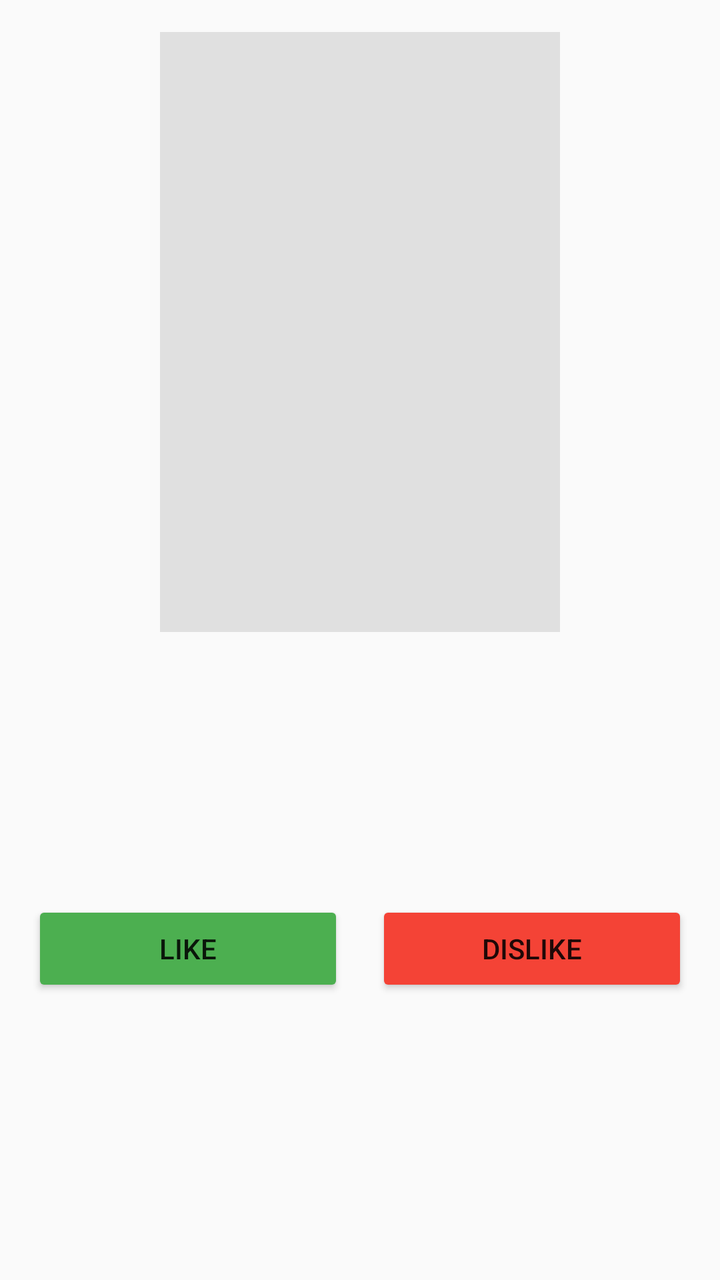
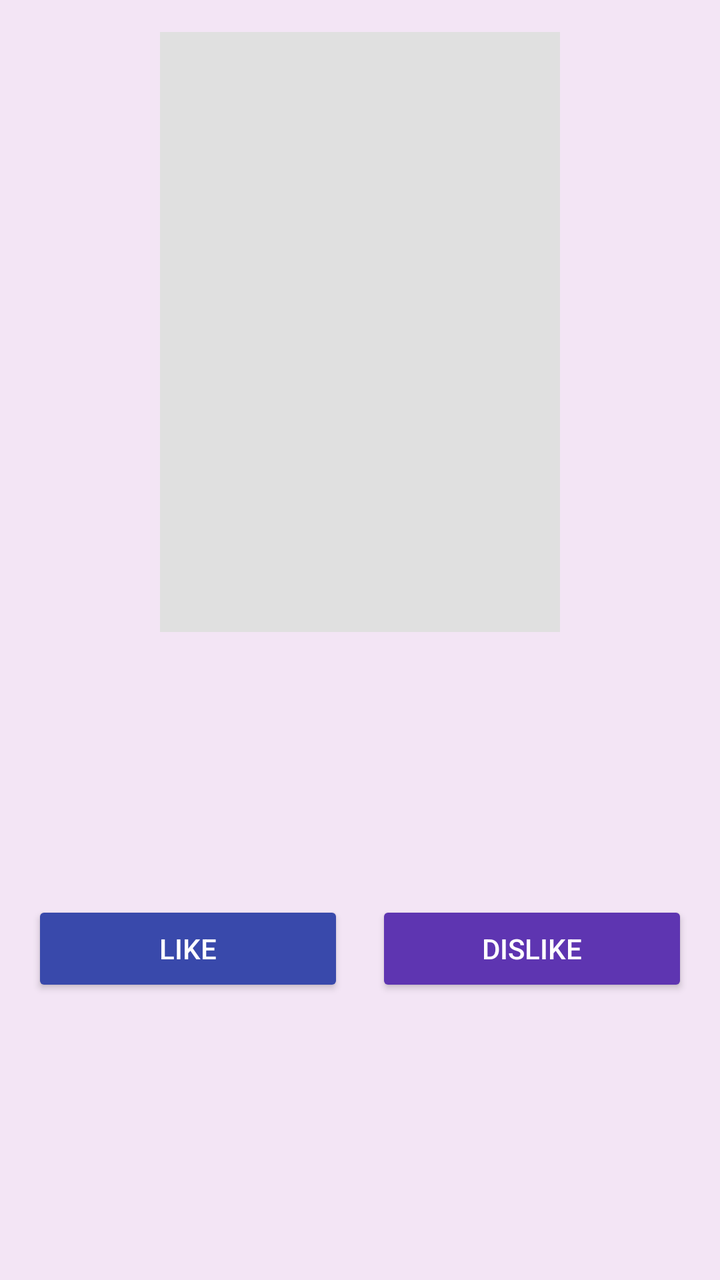

Before-and-after screenshots of an Android layout around one commit, followed by the original layout XML and the change that was made.
<!-- AndroidManifest.xml: application theme Theme.AppCompat.Light.NoActionBar -->
<!-- res/layout/activity_book_detail.xml -->
<?xml version="1.0" encoding="utf-8"?>
<ScrollView xmlns:android="http://schemas.android.com/apk/res/android"
    xmlns:app="http://schemas.android.com/apk/res-auto"
    android:layout_width="match_parent"
    android:layout_height="match_parent">

    <LinearLayout
        android:layout_width="match_parent"
        android:layout_height="wrap_content"
        android:orientation="vertical"
        android:padding="16dp">

        <ImageView
            android:id="@+id/ivBookCover"
            android:layout_width="200dp"
            android:layout_height="300dp"
            android:layout_gravity="center"
            android:scaleType="centerCrop"
            android:background="#E0E0E0" />

        <TextView
            android:id="@+id/tvBookTitle"
            android:layout_width="match_parent"
            android:layout_height="wrap_content"
            android:textSize="24sp"
            android:textStyle="bold"
            android:layout_marginTop="16dp"
            android:gravity="center" />

        <TextView
            android:id="@+id/tvBookAuthor"
            android:layout_width="match_parent"
            android:layout_height="wrap_content"
            android:textSize="16sp"
            android:textColor="#666666"
            android:layout_marginTop="8dp"
            android:gravity="center" />

        <TextView
            android:id="@+id/tvBookRating"
            android:layout_width="match_parent"
            android:layout_height="wrap_content"
            android:textSize="18sp"
            android:textColor="#FF9800"
            android:layout_marginTop="8dp"
            android:gravity="center" />

        <LinearLayout
            android:layout_width="match_parent"
            android:layout_height="wrap_content"
            android:orientation="horizontal"
            android:gravity="center"
            android:layout_marginTop="24dp">

            <Button
                android:id="@+id/btnLike"
                android:layout_width="0dp"
                android:layout_height="wrap_content"
                android:layout_weight="1"
                android:text="Like"
                android:layout_marginEnd="8dp"
                android:backgroundTint="#4CAF50" />

            <Button
                android:id="@+id/btnDislike"
                android:layout_width="0dp"
                android:layout_height="wrap_content"
                android:layout_weight="1"
                android:text="Dislike"
                android:layout_marginStart="8dp"
                android:backgroundTint="#F44336" />

        </LinearLayout>

        <TextView
            android:id="@+id/tvFeedbackMessage"
            android:layout_width="match_parent"
            android:layout_height="wrap_content"
            android:textSize="14sp"
            android:gravity="center"
            android:layout_marginTop="16dp"
            android:visibility="gone" />

    </LinearLayout>

</ScrollView>
<!-- resources referenced by this layout -->
<resources>

</resources>

<!-- the commit's change to res/layout/activity_book_detail.xml (unified diff, before → after) -->
@@ -1,8 +1,8 @@
 <?xml version="1.0" encoding="utf-8"?>
 <ScrollView xmlns:android="http://schemas.android.com/apk/res/android"
-    xmlns:app="http://schemas.android.com/apk/res-auto"
     android:layout_width="match_parent"
-    android:layout_height="match_parent">
+    android:layout_height="match_parent"
+    android:background="@color/soft_purple">
 
     <LinearLayout
         android:layout_width="match_parent"
@@ -16,7 +16,7 @@
             android:layout_height="300dp"
             android:layout_gravity="center"
             android:scaleType="centerCrop"
-            android:background="#E0E0E0" />
+            android:background="@color/placeholder_bg" />
 
         <TextView
             android:id="@+id/tvBookTitle"
@@ -24,6 +24,7 @@
             android:layout_height="wrap_content"
             android:textSize="24sp"
             android:textStyle="bold"
+            android:textColor="@color/primary_purple"
             android:layout_marginTop="16dp"
             android:gravity="center" />
 
@@ -32,7 +33,7 @@
             android:layout_width="match_parent"
             android:layout_height="wrap_content"
             android:textSize="16sp"
-            android:textColor="#666666"
+            android:textColor="@color/gray_text"
             android:layout_marginTop="8dp"
             android:gravity="center" />
 
@@ -41,7 +42,7 @@
             android:layout_width="match_parent"
             android:layout_height="wrap_content"
             android:textSize="18sp"
-            android:textColor="#FF9800"
+            android:textColor="@color/rating_color"
             android:layout_marginTop="8dp"
             android:gravity="center" />
 
@@ -59,7 +60,8 @@
                 android:layout_weight="1"
                 android:text="Like"
                 android:layout_marginEnd="8dp"
-                android:backgroundTint="#4CAF50" />
+                android:backgroundTint="@color/primary_blue"
+                android:textColor="@color/white" />
 
             <Button
                 android:id="@+id/btnDislike"
@@ -68,7 +70,8 @@
                 android:layout_weight="1"
                 android:text="Dislike"
                 android:layout_marginStart="8dp"
-                android:backgroundTint="#F44336" />
+                android:backgroundTint="@color/primary_purple"
+                android:textColor="@color/white" />
 
         </LinearLayout>
 
@@ -77,10 +80,11 @@
             android:layout_width="match_parent"
             android:layout_height="wrap_content"
             android:textSize="14sp"
+            android:textColor="@color/primary_blue"
+            android:textStyle="bold"
             android:gravity="center"
             android:layout_marginTop="16dp"
             android:visibility="gone" />
 
     </LinearLayout>
-
 </ScrollView>
<!-- resource entries referenced after the edit -->
@@ -1,5 +1,11 @@
 <!-- resources referenced by this layout -->
 <resources>
-
+  <color name="gray_text">#666666</color>
+  <color name="placeholder_bg">#E0E0E0</color>
+  <color name="primary_blue">#3949AB</color>
+  <color name="primary_purple">#5E35B1</color>
+  <color name="rating_color">#FF9800</color>
+  <color name="soft_purple">#F3E5F5</color>
+  <color name="white">#FFFFFFFF</color>
 </resources>
 
